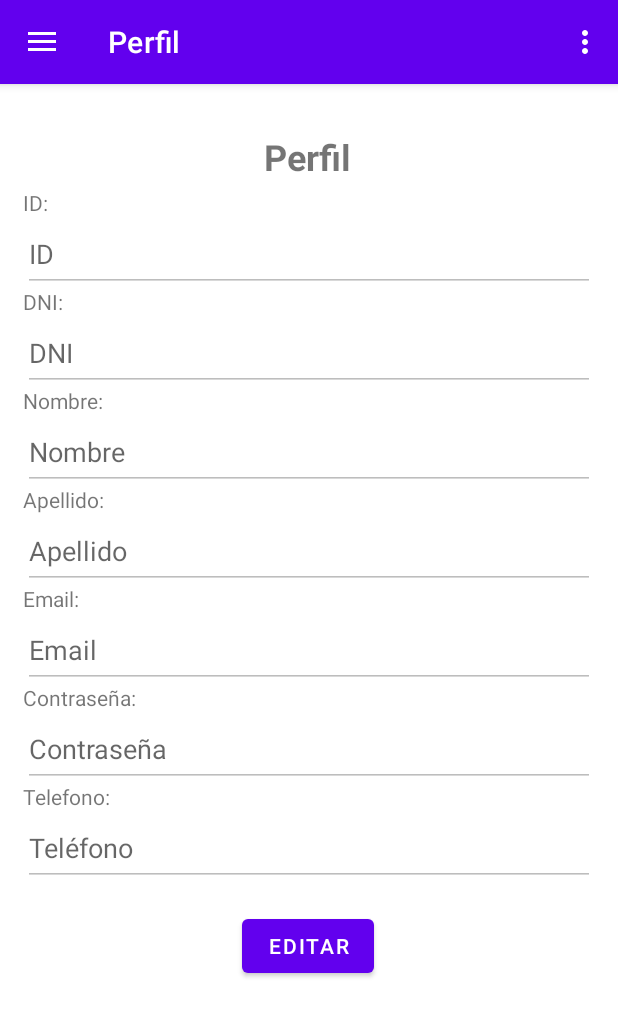
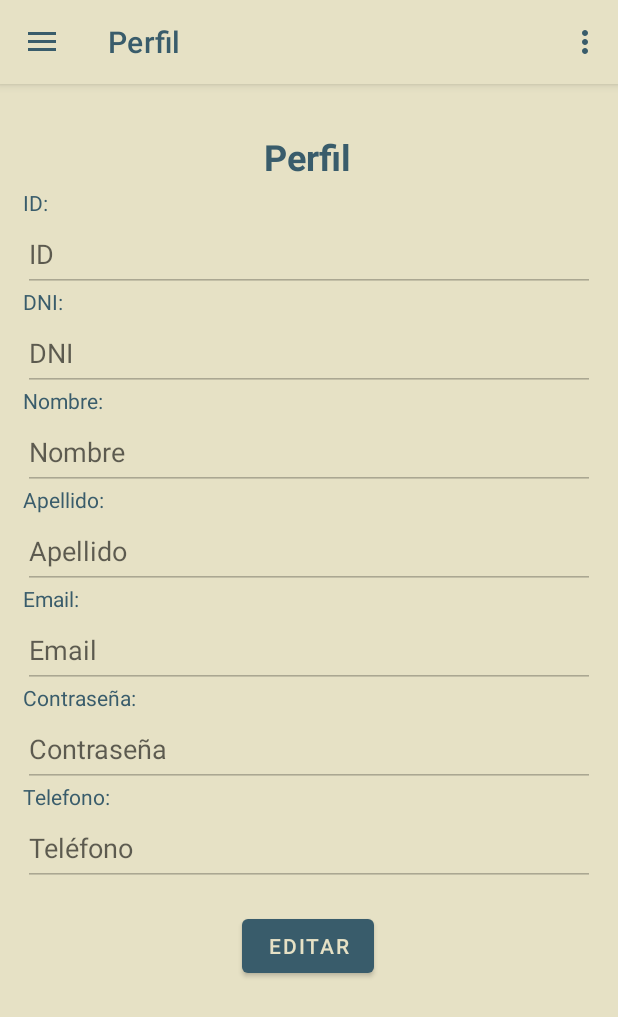
Before and after one commit to aladdinjoy233/InmobiliariaMoviles, an Android app: the NavigationActivity screen opened directly, with no data from a screen before it, in the side drawer, after a tap on "Perfil", on a phone screen of 412 x 824 dp. Shown: the top 1017 px of the screen. Run offline under Robolectric (Android 15) with nearby library versions, the phone set to English and light mode, and no system bars; our stand-ins replace navigation-ui.

Commit message:
Agregar estilos

```diff
--- a/app/build.gradle
+++ b/app/build.gradle
@@ -40,6 +40,7 @@ dependencies {
     implementation 'androidx.navigation:navigation-fragment:2.5.3'
     implementation 'androidx.navigation:navigation-ui:2.5.3'
     implementation 'androidx.legacy:legacy-support-v4:1.0.0'
+
     testImplementation 'junit:junit:4.13.2'
     androidTestImplementation 'androidx.test.ext:junit:1.1.5'
     androidTestImplementation 'androidx.test.espresso:espresso-core:3.5.1'
--- a/app/src/main/java/com/example/inmobiliariamoviles/NavigationActivity.java
+++ b/app/src/main/java/com/example/inmobiliariamoviles/NavigationActivity.java
@@ -1,6 +1,7 @@
 package com.example.inmobiliariamoviles;
 
 import android.os.Bundle;
+import android.text.Html;
 import android.view.View;
 import android.view.Menu;
 import android.widget.ImageView;
--- a/app/src/main/java/com/example/inmobiliariamoviles/ui/logout/LogoutFragment.java
+++ b/app/src/main/java/com/example/inmobiliariamoviles/ui/logout/LogoutFragment.java
@@ -36,7 +36,7 @@ public class LogoutFragment extends Fragment {
     }
 
     private void mostrarDialogoSalida(Context context) {
-        new AlertDialog.Builder(context)
+        new AlertDialog.Builder(context, R.style.CustomDialogTheme)
                 .setTitle("Cierre de sesion")
                 .setMessage("¿Esta seguro que desea cerrar la sesion?")
                 .setPositiveButton("Aceptar", (dialog, which) -> viewModel.logout())
--- /dev/null
+++ b/app/src/main/res/color/drawer_item.xml
@@ -0,0 +1,5 @@
+<?xml version="1.0" encoding="utf-8"?>
+<selector xmlns:android="http://schemas.android.com/apk/res/android">
+    <item android:color="@color/white" android:state_checked="true" />
+    <item android:color="@color/text"/>
+</selector>
--- /dev/null
+++ b/app/src/main/res/drawable/highlight_color.xml
@@ -0,0 +1,4 @@
+<?xml version="1.0" encoding="utf-8"?>
+<shape xmlns:android="http://schemas.android.com/apk/res/android">
+    <solid android:color="@color/text"/>
+</shape>
--- a/app/src/main/res/drawable/side_nav_bar.xml
+++ b/app/src/main/res/drawable/side_nav_bar.xml
@@ -2,8 +2,8 @@
     android:shape="rectangle">
     <gradient
         android:angle="135"
-        android:centerColor="#009688"
-        android:endColor="#00695C"
-        android:startColor="#4DB6AC"
+        android:centerColor="@attr/colorPrimary"
+        android:endColor="@color/blue_200"
+        android:startColor="@color/blue_700"
         android:type="linear" />
 </shape>
--- a/app/src/main/res/layout/activity_navigation.xml
+++ b/app/src/main/res/layout/activity_navigation.xml
@@ -21,5 +21,8 @@
         android:layout_gravity="start"
         android:fitsSystemWindows="true"
         app:headerLayout="@layout/nav_header_navigation"
-        app:menu="@menu/activity_main_drawer" />
+        app:menu="@menu/activity_main_drawer"
+        app:itemTextColor="@color/drawer_item"
+        app:itemIconTint="@color/drawer_item"
+        app:theme="@style/NavigationDrawerTheme"/>
 </androidx.drawerlayout.widget.DrawerLayout>
--- a/app/src/main/res/layout/app_bar_navigation.xml
+++ b/app/src/main/res/layout/app_bar_navigation.xml
@@ -15,8 +15,8 @@
             android:id="@+id/toolbar"
             android:layout_width="match_parent"
             android:layout_height="?attr/actionBarSize"
-            android:background="?attr/colorPrimary"
-            app:popupTheme="@style/Theme.InmobiliariaMoviles.PopupOverlay" />
+            android:background="?attr/colorOnPrimary"
+            app:popupTheme="@style/Theme.InmobiliariaMoviles.PopupOverlay"/>
 
     </com.google.android.material.appbar.AppBarLayout>
 
--- a/app/src/main/res/layout/nav_header_navigation.xml
+++ b/app/src/main/res/layout/nav_header_navigation.xml
@@ -3,7 +3,6 @@
     xmlns:app="http://schemas.android.com/apk/res-auto"
     android:layout_width="match_parent"
     android:layout_height="@dimen/nav_header_height"
-    android:background="@drawable/side_nav_bar"
     android:gravity="bottom"
     android:orientation="vertical"
     android:paddingLeft="@dimen/activity_horizontal_margin"
--- /dev/null
+++ b/app/src/main/res/values-night/colors.xml
@@ -0,0 +1,4 @@
+<?xml version="1.0" encoding="utf-8"?>
+<resources>
+    <color name="text">@color/pearl</color>
+</resources>
--- a/app/src/main/res/values-night/themes.xml
+++ b/app/src/main/res/values-night/themes.xml
@@ -2,15 +2,55 @@
     <!-- Base application theme. -->
     <style name="Theme.InmobiliariaMoviles" parent="Theme.MaterialComponents.DayNight.DarkActionBar">
         <!-- Primary brand color. -->
-        <item name="colorPrimary">@color/purple_200</item>
-        <item name="colorPrimaryVariant">@color/purple_700</item>
-        <item name="colorOnPrimary">@color/black</item>
-        <!-- Secondary brand color. -->
-        <item name="colorSecondary">@color/teal_200</item>
-        <item name="colorSecondaryVariant">@color/teal_200</item>
-        <item name="colorOnSecondary">@color/black</item>
+        <item name="colorPrimary">@color/pearl</item>
+        <item name="colorPrimaryVariant">@color/blue_500</item>
+        <item name="colorOnPrimary">@color/gray</item>
+
         <!-- Status bar color. -->
-        <item name="android:statusBarColor">?attr/colorPrimaryVariant</item>
+        <item name="android:statusBarColor">?attr/colorOnPrimary</item>
+
         <!-- Customize your theme here. -->
+        <item name="android:windowBackground">@color/gray</item>
+        <item name="android:navigationBarColor">@color/gray</item>
+        <item name="android:textColor">@color/pearl</item>
+
+        <item name="colorControlActivated">@color/pearl</item>
     </style>
+
+    <style name="Theme.InmobiliariaMoviles.AppBarOverlay" parent="ThemeOverlay.AppCompat.Dark.ActionBar">
+        <item name="android:textColorPrimary">@color/pearl</item>
+    </style>
+
+    <style name="NavigationDrawerTheme" parent="ThemeOverlay.AppCompat">
+        <item name="android:background">@color/gray</item>
+        <item name="android:textColor">@color/pearl</item>
+        <item name="colorControlHighlight">@color/text</item>
+    </style>
+
+    <style name="CardViewStyle" parent="CardView">
+        <item name="android:layout_margin">10dp</item>
+        <item name="cardCornerRadius">5dp</item>
+        <item name="cardElevation">4dp</item>
+        <item name="contentPadding">10dp</item>
+        <item name="contentPaddingTop">15dp</item>
+        <item name="contentPaddingBottom">15dp</item>
+        <item name="cardBackgroundColor">@color/pearl</item>
+    </style>
+
+    <style name="CardTextViewStyle" parent="Widget.AppCompat.TextView">
+        <item name="android:textColor">@color/gray</item>
+    </style>
+
+    <style name="CardButtonStyle" parent="Widget.AppCompat.Button">
+        <item name="android:backgroundTint">@color/gray</item>
+        <item name="backgroundTint">@color/gray</item>
+        <item name="android:textColor">@color/pearl</item>
+    </style>
+
+    <style name="CustomDialogTheme" parent="Theme.AppCompat.Light.Dialog.Alert">
+        <item name="android:windowBackground">@color/pearl</item>
+        <item name="android:textColor">@color/gray</item>
+        <item name="android:textColorPrimary">@color/gray</item>
+    </style>
+
 </resources>
--- a/app/src/main/res/values/colors.xml
+++ b/app/src/main/res/values/colors.xml
@@ -1,10 +1,14 @@
 <?xml version="1.0" encoding="utf-8"?>
 <resources>
-    <color name="purple_200">#FFBB86FC</color>
-    <color name="purple_500">#FF6200EE</color>
-    <color name="purple_700">#FF3700B3</color>
-    <color name="teal_200">#FF03DAC5</color>
-    <color name="teal_700">#FF018786</color>
     <color name="black">#FF000000</color>
     <color name="white">#FFFFFFFF</color>
+
+    <color name="gray">#395C6B</color>
+    <color name="blue_200">#BCD3F2</color>
+    <color name="blue_500">#80A4ED</color>
+    <color name="blue_700">#4F79CD</color>
+    <color name="pearl">#E6E1C5</color>
+    <color name="sage">#D4CB92</color>
+
+    <color name="text">@color/gray</color>
 </resources>
--- a/app/src/main/res/values/themes.xml
+++ b/app/src/main/res/values/themes.xml
@@ -2,16 +2,20 @@
     <!-- Base application theme. -->
     <style name="Theme.InmobiliariaMoviles" parent="Theme.MaterialComponents.DayNight.DarkActionBar">
         <!-- Primary brand color. -->
-        <item name="colorPrimary">@color/purple_500</item>
-        <item name="colorPrimaryVariant">@color/purple_700</item>
-        <item name="colorOnPrimary">@color/white</item>
-        <!-- Secondary brand color. -->
-        <item name="colorSecondary">@color/teal_200</item>
-        <item name="colorSecondaryVariant">@color/teal_700</item>
-        <item name="colorOnSecondary">@color/black</item>
+        <item name="colorPrimary">@color/gray</item>
+        <item name="colorPrimaryVariant">@color/blue_500</item>
+        <item name="colorOnPrimary">@color/pearl</item>
+
         <!-- Status bar color. -->
-        <item name="android:statusBarColor">?attr/colorPrimaryVariant</item>
+        <item name="android:statusBarColor">?attr/colorOnPrimary</item>
+        <item name="android:windowLightStatusBar">true</item>
+
         <!-- Customize your theme here. -->
+        <item name="android:windowBackground">@color/pearl</item>
+        <item name="android:navigationBarColor">@color/pearl</item>
+        <item name="android:textColor">@color/gray</item>
+
+        <item name="colorControlActivated">@color/gray</item>
     </style>
 
     <style name="Theme.InmobiliariaMoviles.NoActionBar">
@@ -19,7 +23,42 @@
         <item name="windowNoTitle">true</item>
     </style>
 
-    <style name="Theme.InmobiliariaMoviles.AppBarOverlay" parent="ThemeOverlay.AppCompat.Dark.ActionBar" />
+    <style name="Theme.InmobiliariaMoviles.AppBarOverlay" parent="ThemeOverlay.AppCompat.Dark.ActionBar">
+        <item name="android:textColorPrimary">@color/gray</item>
+    </style>
 
     <style name="Theme.InmobiliariaMoviles.PopupOverlay" parent="ThemeOverlay.AppCompat.Light" />
+
+    <style name="NavigationDrawerTheme" parent="ThemeOverlay.AppCompat">
+        <item name="android:backgroundTint">@color/pearl</item>
+        <item name="android:textColor">@color/gray</item>
+        <item name="colorControlHighlight">@color/text</item>
+    </style>
+
+    <style name="CardViewStyle" parent="CardView">
+        <item name="android:layout_margin">10dp</item>
+        <item name="cardCornerRadius">5dp</item>
+        <item name="cardElevation">4dp</item>
+        <item name="contentPadding">10dp</item>
+        <item name="contentPaddingTop">15dp</item>
+        <item name="contentPaddingBottom">15dp</item>
+        <item name="cardBackgroundColor">@color/gray</item>
+    </style>
+
+    <style name="CardTextViewStyle" parent="Widget.AppCompat.TextView">
+        <item name="android:textColor">@color/pearl</item>
+    </style>
+
+    <style name="CardButtonStyle" parent="Widget.AppCompat.Button">
+        <item name="android:backgroundTint">@color/pearl</item>
+        <item name="backgroundTint">@color/pearl</item>
+        <item name="android:textColor">@color/gray</item>
+    </style>
+
+    <style name="CustomDialogTheme" parent="Theme.AppCompat.Light.Dialog.Alert">
+        <item name="android:windowBackground">@color/gray</item>
+        <item name="android:textColor">@color/pearl</item>
+        <item name="android:textColorPrimary">@color/pearl</item>
+    </style>
+
 </resources>
```
Also changed, not shown: app/src/main/res/layout/card_contrato.xml (+3 -7 lines), app/src/main/res/layout/card_inmueble.xml (+3 -7 lines), app/src/main/res/layout/card_inquilino.xml (+3 -7 lines), app/src/main/res/layout/card_pago.xml (+16 -12 lines), app/src/main/res/layout/fragment_detalle_inmueble.xml (+13 -1 lines).
